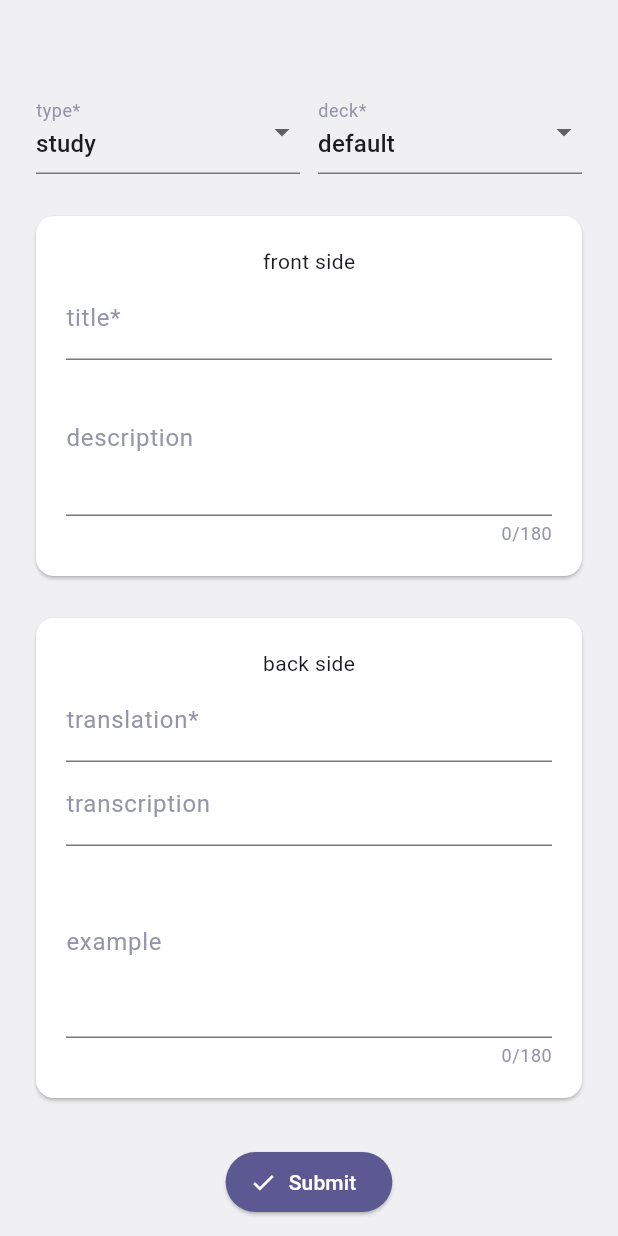
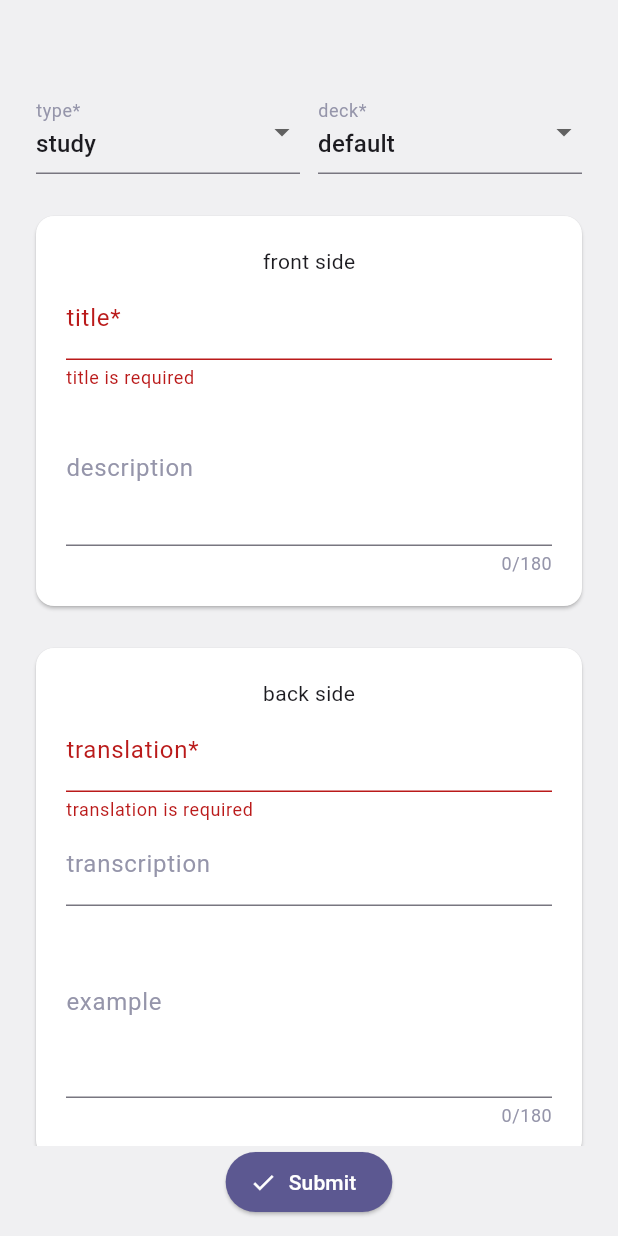
Before and after one commit to Alex-Yu21/flashcards_v2, a Flutter app: the CreateCardView screen opened by its route, after a tap on "Submit", on a phone screen of 412 x 824 dp. Run offline on Flutter 3.47's test engine with Material 3 defaults, Android fonts, the phone set to English and light mode, and no system bars; our stand-ins replace cloud_firestore, firebase_auth, firebase_core, flutter_card_swiper, flutter_riverpod, go_router and 2 more; accounts and stored records are empty; generated files the repository leaves out were written again.

Commit message:
feat(learning): save new card to a cloud

```diff
--- a/lib/features/learning/presentation/views/create_card_view.dart
+++ b/lib/features/learning/presentation/views/create_card_view.dart
@@ -1,3 +1,5 @@
+import 'package:cloud_firestore/cloud_firestore.dart';
+import 'package:firebase_auth/firebase_auth.dart';
 import 'package:flutter/material.dart';
 
 class CreateCardView extends StatefulWidget {
@@ -58,7 +60,58 @@ class _CreateCardViewState extends State<CreateCardView> {
     return '$left$trimmed$right';
   }
 
-  Future<void> _submit() async {}
+  Future<void> _submit() async {
+    final isValid = _formKey.currentState!.validate();
+
+    FocusScope.of(context).unfocus();
+    if (!isValid) return;
+
+    // _formKey.currentState!.save(); // TODO сделать локальное хранилище на устройстве а в файербазе только при подписке
+
+    // final repo = ref.read(); TODO создать репо
+
+    final data = {
+      'type': _selectedType,
+      'deckId': _selectedDeck,
+      'title': _titleCtrl.text.trim(),
+      'description': _descriptionCtrl.text.trim().isEmpty
+          ? null
+          : _descriptionCtrl.text.trim(),
+      'translation': _translationCtrl.text.trim(),
+      'transcription': () {
+        final t = _transcriptionCtrl.text.trim();
+        if (t.isEmpty) return null;
+        return _transcription(t);
+      }(),
+      'example': _exampleCtrl.text.trim().isEmpty
+          ? null
+          : _exampleCtrl.text.trim(),
+      'createdAt': FieldValue.serverTimestamp(),
+    };
+
+    final uid = FirebaseAuth.instance.currentUser!.uid;
+
+    try {
+      await FirebaseFirestore.instance
+          .collection('users')
+          .doc(uid)
+          .collection('decks')
+          .doc(_selectedDeck)
+          .collection('cards')
+          .add(data);
+      _formKey.currentState?.reset();
+      _titleCtrl.clear();
+      _descriptionCtrl.clear();
+      _translationCtrl.clear();
+      _transcriptionCtrl.clear();
+      _exampleCtrl.clear();
+    } on FirebaseException catch (e) {
+      if (!mounted) return;
+      ScaffoldMessenger.of(
+        context,
+      ).showSnackBar(SnackBar(content: Text('Error: ${e.code}')));
+    }
+  }
 
   @override
   Widget build(BuildContext context) {
@@ -72,10 +125,6 @@ class _CreateCardViewState extends State<CreateCardView> {
         child: Column(
           children: [
             Expanded(
-              child: Padding(
-                padding: EdgeInsets.only(
-                  bottom: MediaQuery.of(context).viewInsets.bottom,
-                ),
               child: SingleChildScrollView(
                 child: Form(
                   key: _formKey,
@@ -147,6 +196,7 @@ class _CreateCardViewState extends State<CreateCardView> {
                               const Text('front side'),
                               TextFormField(
                                 controller: _titleCtrl,
+                                keyboardType: TextInputType.text,
                                 decoration: InputDecoration(
                                   labelText: 'title*',
                                   counterText: '',
@@ -157,10 +207,7 @@ class _CreateCardViewState extends State<CreateCardView> {
                                 maxLength: 60,
 
                                 validator: (value) {
-                                    return _required(
-                                      value,
-                                      'title is required',
-                                    );
+                                  return _required(value, 'title is required');
                                 },
                                 onFieldSubmitted: (_) =>
                                     FocusScope.of(context).nextFocus(),
@@ -248,7 +295,6 @@ class _CreateCardViewState extends State<CreateCardView> {
                 ),
               ),
             ),
-            ),
 
             SafeArea(
               top: false,
```
Lines whose indentation alone changed are shown as unchanged.
